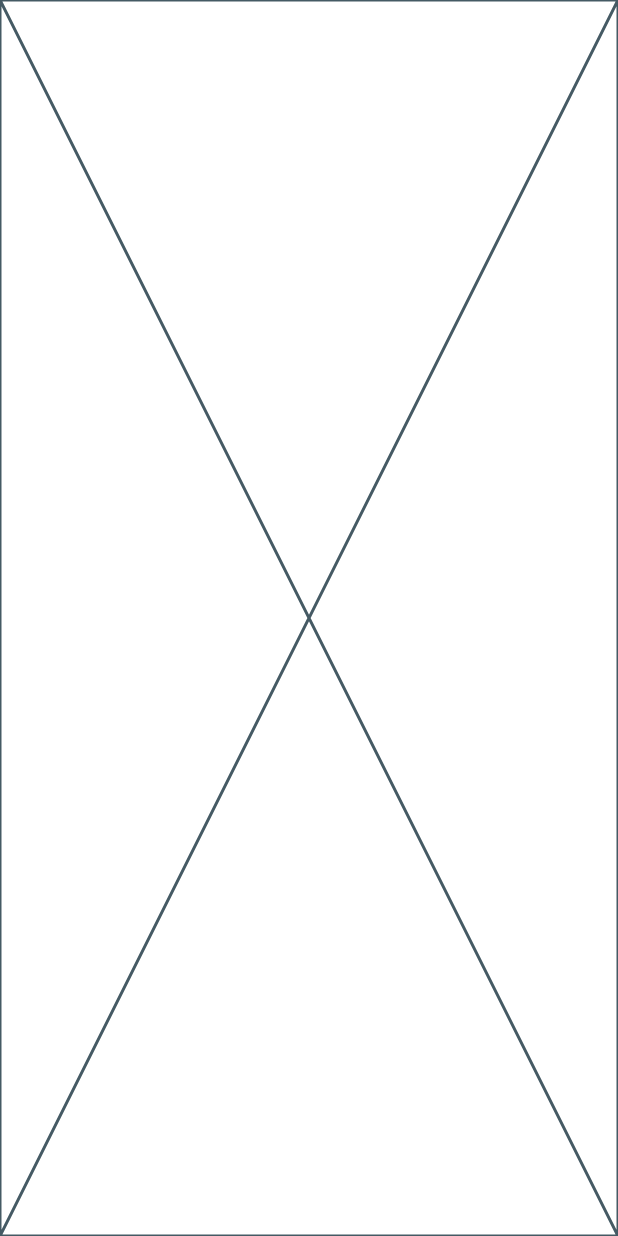
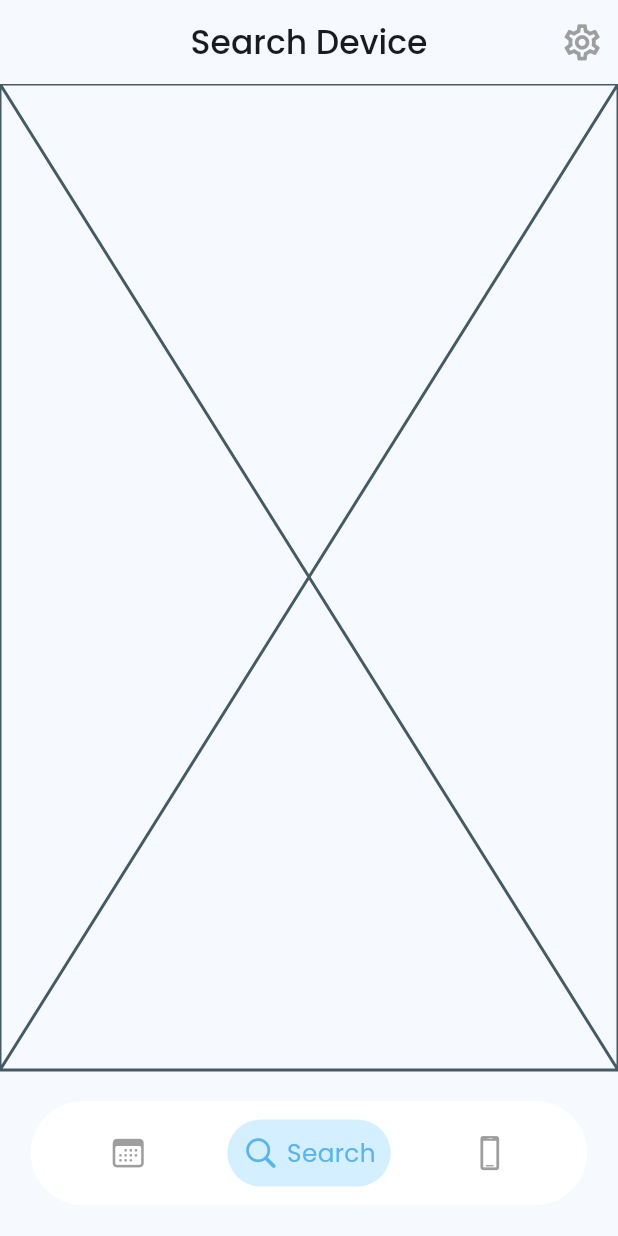
Before and after one commit to JeanGC970520/bluetooth_connector, a Flutter app: the screen it shows after launch, after a tap on "Get Started", on a phone screen of 412 x 824 dp. Run offline on Flutter 3.47's test engine with Material 3 defaults, Android fonts, the phone set to English and light mode, and no system bars; our stand-ins replace dotted_border, go_router, logger.

Commit message:
Implementing appbar and bottom nav bag designs

```diff
--- a/lib/presentation/screens/dashboard_screen.dart
+++ b/lib/presentation/screens/dashboard_screen.dart
@@ -1,5 +1,6 @@
 
-
+import 'package:bluetooth_connector/config/theme/app_theme.dart';
+import 'package:flutter/cupertino.dart';
 import 'package:flutter/material.dart';
 
 class DashboardScreen extends StatelessWidget {
@@ -7,6 +8,121 @@ class DashboardScreen extends StatelessWidget {
 
   @override
   Widget build(BuildContext context) {
-    return const Placeholder();
+
+    final size = MediaQuery.of(context).size;
+
+    return Scaffold(
+      appBar: AppBar(
+        elevation: 0,
+        centerTitle: true,
+        title: const Text('Search Device', style: TextStyle(fontWeight: FontWeight.w500),),
+        actions: [
+          IconButton(
+            onPressed: () {},
+            icon: Icon(Icons.settings_outlined, size: size.height * 0.035, color: Colors.grey,),
+          )
+        ],
+      ),
+      body: const Placeholder(),
+      bottomNavigationBar: const BottomNav(),
+    );
   }
 }
+
+class BottomNav extends StatelessWidget {
+  const BottomNav({
+    super.key,
+  });
+
+  @override
+  Widget build(BuildContext context) {
+
+    final size = MediaQuery.of(context).size;
+
+    return Container(
+      margin: EdgeInsets.all(size.width * 0.05),
+      padding: EdgeInsets.symmetric(horizontal: size.width * 0.05, vertical: size.height * 0.015),
+      decoration: BoxDecoration(
+        color: Colors.white,
+        borderRadius: BorderRadius.circular(50),
+      ),
+      child: const Row(
+        mainAxisAlignment: MainAxisAlignment.spaceAround,
+        children: <BottomNavItem>[
+
+          BottomNavItem(
+            icon: CupertinoIcons.calendar,
+            label: 'Calendar',
+            isSelected: false,
+          ),
+
+          BottomNavItem(
+            icon: CupertinoIcons.search,
+            label: 'Search',
+            isSelected: true,
+          ),
+
+          BottomNavItem(
+            icon: CupertinoIcons.device_phone_portrait,
+            label: 'Chat',
+            isSelected: false,
+          ),
+
+        ],
+      ),
+    );
+  }
+}
+
+class BottomNavItem extends StatelessWidget {
+  const BottomNavItem({
+    super.key,
+    required this.icon,
+    required this.label,
+    this.isSelected = false,
+  });
+
+  final bool isSelected;
+  final IconData icon;
+  final String label;
+
+  @override
+  Widget build(BuildContext context) {
+
+    final size = MediaQuery.of(context).size;
+
+    return AnimatedContainer(
+      duration: const Duration(milliseconds: 200),
+      padding: const EdgeInsets.all(10),
+      decoration: isSelected
+      ? BoxDecoration(
+          color: AppTheme.kSeedColorAlp60,
+          borderRadius: BorderRadius.circular(50),
+        )
+      : null,
+      child: Row(
+        children: [
+          Icon(
+            icon,
+            size: size.height * 0.03,
+            color: isSelected ? AppTheme.kSeedColorBold : Colors.grey,
+          ),
+          Visibility(
+            visible: isSelected,
+            child: Row(
+              children: [
+                const SizedBox(width: 5,),
+                Text(
+                  label,
+                  overflow: TextOverflow.ellipsis,
+                  style: TextStyle( fontSize: size.height * 0.02, color: AppTheme.kSeedColorBold, ),
+                ),
+              ],
+            )
+          ),
+
+        ],
+      ),
+    );
+  }
+}
```
